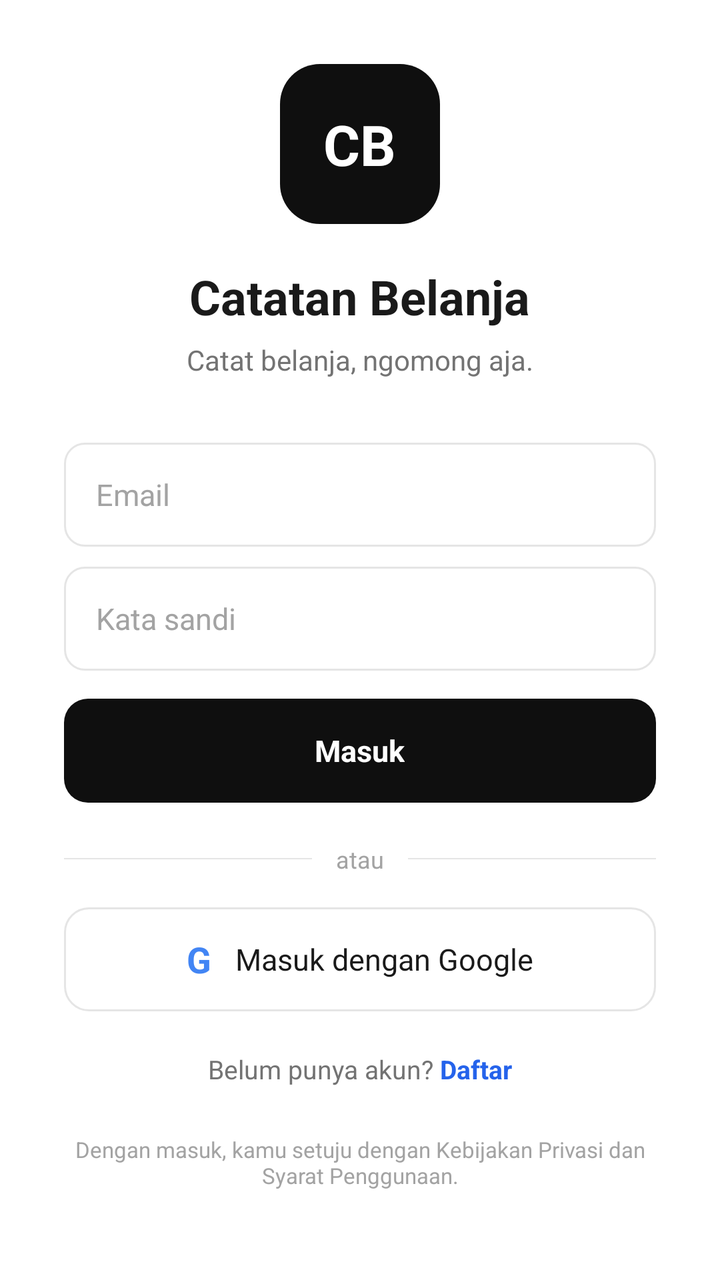
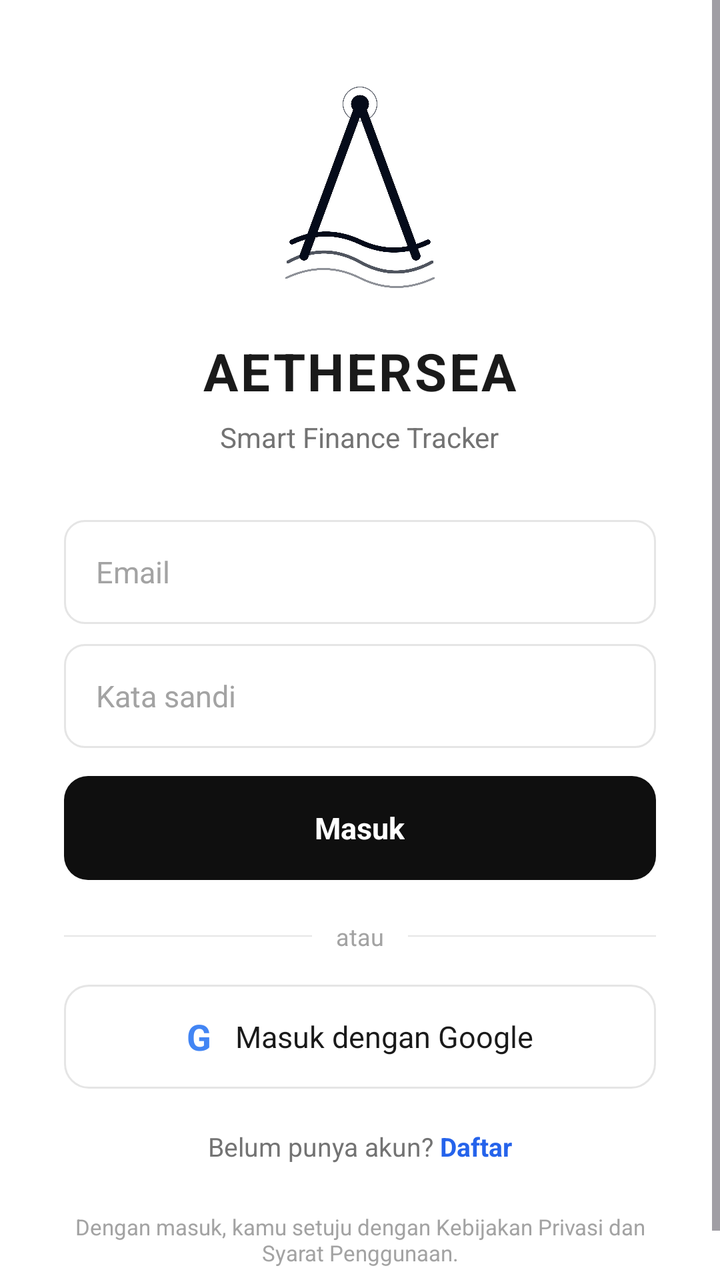

Screens rendered from an Android XML layout before and after an edit, with the pre-edit source and the edit as a unified diff.
<!-- AndroidManifest.xml: application theme Theme.Aethersea -->
<!-- res/layout/activity_login.xml -->
<?xml version="1.0" encoding="utf-8"?>
<ScrollView xmlns:android="http://schemas.android.com/apk/res/android"
    android:layout_width="match_parent"
    android:layout_height="match_parent"
    android:background="@color/bg_primary"
    android:fillViewport="true">

    <LinearLayout
        android:layout_width="match_parent"
        android:layout_height="wrap_content"
        android:orientation="vertical"
        android:gravity="center_horizontal"
        android:padding="32dp"
        android:paddingTop="56dp">

        <LinearLayout
            android:layout_width="80dp"
            android:layout_height="80dp"
            android:gravity="center"
            android:background="@drawable/bg_logo">
            <TextView
                android:layout_width="wrap_content"
                android:layout_height="wrap_content"
                android:text="CB"
                android:textSize="28sp"
                android:textStyle="bold"
                android:textColor="@color/white"/>
        </LinearLayout>

        <TextView
            android:layout_width="wrap_content"
            android:layout_height="wrap_content"
            android:layout_marginTop="20dp"
            android:text="Catatan Belanja"
            android:textSize="24sp"
            android:textStyle="bold"
            android:textColor="@color/text_primary"/>

        <TextView
            android:layout_width="wrap_content"
            android:layout_height="wrap_content"
            android:layout_marginTop="6dp"
            android:text="Catat belanja, ngomong aja."
            android:textSize="14sp"
            android:textColor="@color/text_secondary"/>

        
        <EditText
            android:id="@+id/etEmail"
            android:layout_width="match_parent"
            android:layout_height="52dp"
            android:layout_marginTop="32dp"
            android:background="@drawable/bg_input"
            android:hint="Email"
            android:inputType="textEmailAddress"
            android:paddingHorizontal="16dp"
            android:textSize="15sp"
            android:textColor="@color/text_primary"
            android:textColorHint="@color/text_caption"/>

        
        <EditText
            android:id="@+id/etPassword"
            android:layout_width="match_parent"
            android:layout_height="52dp"
            android:layout_marginTop="10dp"
            android:background="@drawable/bg_input"
            android:hint="Kata sandi"
            android:inputType="textPassword"
            android:paddingHorizontal="16dp"
            android:textSize="15sp"
            android:textColor="@color/text_primary"
            android:textColorHint="@color/text_caption"/>

        
        <LinearLayout
            android:id="@+id/btnMasuk"
            android:layout_width="match_parent"
            android:layout_height="52dp"
            android:layout_marginTop="14dp"
            android:background="@drawable/bg_button_primary"
            android:foreground="@drawable/bg_ripple_primary"
            android:clickable="true"
            android:focusable="true"
            android:gravity="center"
            android:orientation="horizontal">
            <TextView
                android:layout_width="wrap_content"
                android:layout_height="wrap_content"
                android:text="Masuk"
                android:textSize="15sp"
                android:textStyle="bold"
                android:textColor="@color/white"/>
        </LinearLayout>

        
        <LinearLayout
            android:layout_width="match_parent"
            android:layout_height="wrap_content"
            android:orientation="horizontal"
            android:gravity="center_vertical"
            android:layout_marginTop="20dp">
            <View
                android:layout_width="0dp"
                android:layout_height="0.5dp"
                android:layout_weight="1"
                android:background="@color/border_light"/>
            <TextView
                android:layout_width="wrap_content"
                android:layout_height="wrap_content"
                android:paddingHorizontal="12dp"
                android:text="atau"
                android:textSize="12sp"
                android:textColor="@color/text_caption"/>
            <View
                android:layout_width="0dp"
                android:layout_height="0.5dp"
                android:layout_weight="1"
                android:background="@color/border_light"/>
        </LinearLayout>

        
        <LinearLayout
            android:id="@+id/btnGoogle"
            android:layout_width="match_parent"
            android:layout_height="52dp"
            android:layout_marginTop="16dp"
            android:background="@drawable/bg_button_outline"
            android:foreground="@drawable/bg_ripple_outline"
            android:clickable="true"
            android:focusable="true"
            android:gravity="center"
            android:orientation="horizontal">
            <TextView
                android:layout_width="wrap_content"
                android:layout_height="wrap_content"
                android:text="G"
                android:textSize="18sp"
                android:textStyle="bold"
                android:textColor="#4285F4"
                android:layout_marginEnd="12dp"/>
            <TextView
                android:layout_width="wrap_content"
                android:layout_height="wrap_content"
                android:text="Masuk dengan Google"
                android:textSize="15sp"
                android:textColor="@color/text_primary"/>
        </LinearLayout>

        <ProgressBar
            android:id="@+id/progressBar"
            android:layout_width="wrap_content"
            android:layout_height="wrap_content"
            android:layout_marginTop="14dp"
            android:visibility="gone"/>

        
        <LinearLayout
            android:layout_width="wrap_content"
            android:layout_height="wrap_content"
            android:orientation="horizontal"
            android:gravity="center"
            android:layout_marginTop="20dp">
            <TextView
                android:layout_width="wrap_content"
                android:layout_height="wrap_content"
                android:text="Belum punya akun? "
                android:textSize="13sp"
                android:textColor="@color/text_secondary"/>
            <TextView
                android:id="@+id/tvDaftar"
                android:layout_width="wrap_content"
                android:layout_height="wrap_content"
                android:text="Daftar"
                android:textSize="13sp"
                android:textStyle="bold"
                android:textColor="@color/accent_blue_text"
                android:clickable="true"
                android:focusable="true"
                android:background="?attr/selectableItemBackgroundBorderless"/>
        </LinearLayout>

        <TextView
            android:layout_width="wrap_content"
            android:layout_height="wrap_content"
            android:layout_marginTop="24dp"
            android:text="Dengan masuk, kamu setuju dengan Kebijakan Privasi dan Syarat Penggunaan."
            android:textSize="11sp"
            android:textColor="@color/text_caption"
            android:gravity="center"/>

    </LinearLayout>
</ScrollView>
<!-- resources referenced by this layout -->
<resources>
  <color name="accent_blue_text">#2563EB</color>
  <color name="bg_primary">#FFFFFF</color>
  <color name="border_light">#E5E5E5</color>
  <color name="text_caption">#A3A3A3</color>
  <color name="text_primary">#1A1A1A</color>
  <color name="text_secondary">#737373</color>
  <color name="white">#FFFFFF</color>
  <!-- drawable bg_button_outline (drawable) -->
  <?xml version="1.0" encoding="utf-8"?>
  <shape xmlns:android="http://schemas.android.com/apk/res/android">
      <solid android:color="@android:color/transparent" />
      <corners android:radius="12dp" />
      <stroke android:width="1dp" android:color="@color/border_light" />
  </shape>
  <!-- drawable bg_button_primary (drawable) -->
  <?xml version="1.0" encoding="utf-8"?>
  <shape xmlns:android="http://schemas.android.com/apk/res/android">
      <solid android:color="@color/button_primary" />
      <corners android:radius="12dp" />
  </shape>
  <!-- drawable bg_input (drawable) -->
  <?xml version="1.0" encoding="utf-8"?>
  <shape xmlns:android="http://schemas.android.com/apk/res/android">
      <solid android:color="@color/bg_primary" />
      <corners android:radius="10dp" />
      <stroke android:width="1dp" android:color="@color/border_light" />
  </shape>
  <!-- drawable bg_logo (drawable) -->
  <?xml version="1.0" encoding="utf-8"?>
  <shape xmlns:android="http://schemas.android.com/apk/res/android">
      <solid android:color="@color/button_primary" />
      <corners android:radius="20dp" />
  </shape>
  <!-- drawable bg_ripple_outline (drawable) -->
  <?xml version="1.0" encoding="utf-8"?>
  <ripple xmlns:android="http://schemas.android.com/apk/res/android"
      android:color="#1A2563EB">
      <item android:id="@android:id/mask">
          <shape android:shape="rectangle">
              <corners android:radius="12dp"/>
              <solid android:color="#FF000000"/>
          </shape>
      </item>
  </ripple>
  <!-- drawable bg_ripple_primary (drawable) -->
  <?xml version="1.0" encoding="utf-8"?>
  <ripple xmlns:android="http://schemas.android.com/apk/res/android"
      android:color="#33FFFFFF">
      <item android:id="@android:id/mask">
          <shape android:shape="rectangle">
              <corners android:radius="12dp"/>
              <solid android:color="#FF000000"/>
          </shape>
      </item>
  </ripple>
  <style name="Theme.Aethersea" parent="Base.Theme.Aethersea" />
  <color name="button_primary">#0F0F0F</color>
  <style name="Base.Theme.Aethersea" parent="Theme.Material3.Light.NoActionBar">
          <item name="colorPrimary">@color/button_primary</item>
          <item name="colorOnPrimary">@color/white</item>
          <item name="colorSurface">@color/bg_primary</item>
          <item name="android:windowBackground">@color/bg_primary</item>
          <item name="android:statusBarColor">@color/bg_primary</item>
          <item name="android:navigationBarColor">@color/bg_primary</item>
          <item name="android:windowLightStatusBar">true</item>
      </style>
</resources>

<!-- the commit's change to res/layout/activity_login.xml (unified diff, before → after) -->
@@ -13,34 +13,28 @@
         android:padding="32dp"
         android:paddingTop="56dp">
 
-        <LinearLayout
-            android:layout_width="80dp"
-            android:layout_height="80dp"
-            android:gravity="center"
-            android:background="@drawable/bg_logo">
-            <TextView
-                android:layout_width="wrap_content"
-                android:layout_height="wrap_content"
-                android:text="CB"
-                android:textSize="28sp"
-                android:textStyle="bold"
-                android:textColor="@color/white"/>
-        </LinearLayout>
+        <ImageView
+            android:layout_width="120dp"
+            android:layout_height="120dp"
+            android:src="@drawable/athersea"
+            android:scaleType="fitCenter"
+            android:contentDescription="Aethersea Logo"/>
 
         <TextView
             android:layout_width="wrap_content"
             android:layout_height="wrap_content"
-            android:layout_marginTop="20dp"
-            android:text="Catatan Belanja"
-            android:textSize="24sp"
+            android:layout_marginTop="16dp"
+            android:text="AETHERSEA"
+            android:textSize="26sp"
             android:textStyle="bold"
+            android:letterSpacing="0.05"
             android:textColor="@color/text_primary"/>
 
         <TextView
             android:layout_width="wrap_content"
             android:layout_height="wrap_content"
             android:layout_marginTop="6dp"
-            android:text="Catat belanja, ngomong aja."
+            android:text="Smart Finance Tracker"
             android:textSize="14sp"
             android:textColor="@color/text_secondary"/>
 
<!-- resource entries referenced after the edit -->
@@ -7,6 +7,7 @@
   <color name="text_primary">#1A1A1A</color>
   <color name="text_secondary">#737373</color>
   <color name="white">#FFFFFF</color>
+  <!-- drawable athersea: png bitmap (drawable, 166176 bytes) -->
   <!-- drawable bg_button_outline (drawable) -->
   <?xml version="1.0" encoding="utf-8"?>
   <shape xmlns:android="http://schemas.android.com/apk/res/android">
@@ -26,12 +27,6 @@
       <solid android:color="@color/bg_primary" />
       <corners android:radius="10dp" />
       <stroke android:width="1dp" android:color="@color/border_light" />
-  </shape>
-  <!-- drawable bg_logo (drawable) -->
-  <?xml version="1.0" encoding="utf-8"?>
-  <shape xmlns:android="http://schemas.android.com/apk/res/android">
-      <solid android:color="@color/button_primary" />
-      <corners android:radius="20dp" />
   </shape>
   <!-- drawable bg_ripple_outline (drawable) -->
   <?xml version="1.0" encoding="utf-8"?>
